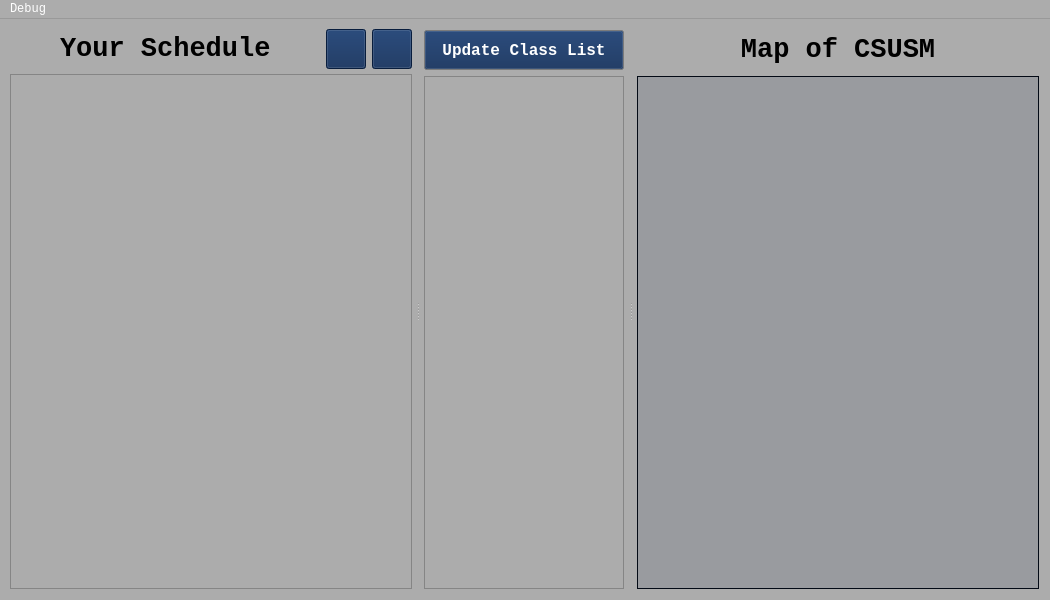
Old version of the form 370-project/mainwindow.ui in the repository rochanehurst/CS370-Team3.
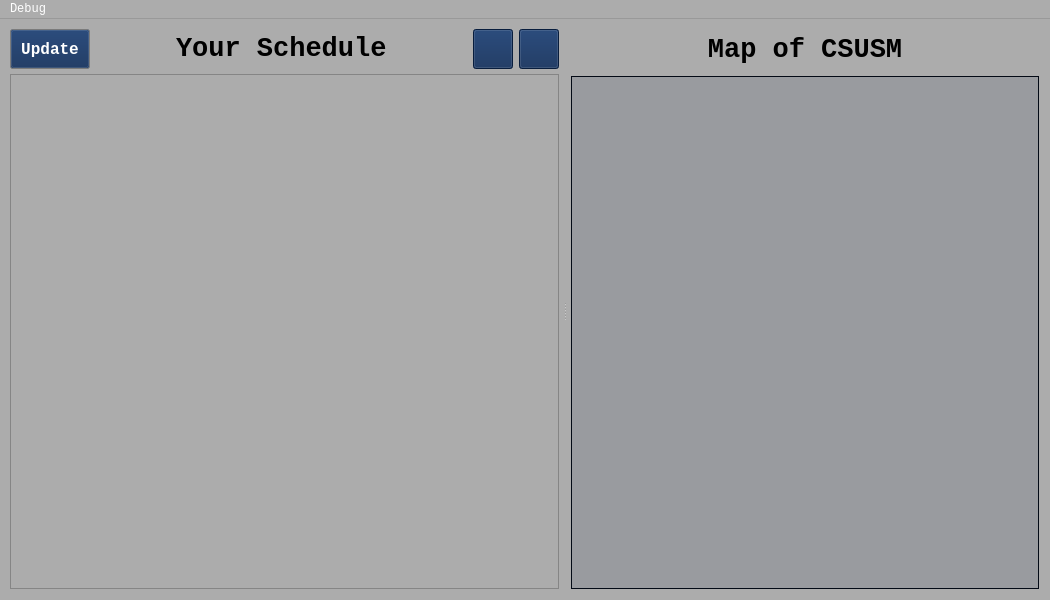
New version of the form. Icons and pictures are not drawn.

Commit message: Deleted Warning system

Patch:
```diff
--- a/370-project/mainwindow.ui
+++ b/370-project/mainwindow.ui
@@ -1049,6 +1049,44 @@
           <property name="spacing">
            <number>6</number>
           </property>
+          <item>
+           <widget class="QPushButton" name="update_class_list">
+            <property name="sizePolicy">
+             <sizepolicy hsizetype="Preferred" vsizetype="Fixed">
+              <horstretch>0</horstretch>
+              <verstretch>0</verstretch>
+             </sizepolicy>
+            </property>
+            <property name="minimumSize">
+             <size>
+              <width>0</width>
+              <height>40</height>
+             </size>
+            </property>
+            <property name="maximumSize">
+             <size>
+              <width>200</width>
+              <height>16777215</height>
+             </size>
+            </property>
+            <property name="font">
+             <font>
+              <family>Courier New</family>
+              <pointsize>12</pointsize>
+              <bold>true</bold>
+             </font>
+            </property>
+            <property name="cursor">
+             <cursorShape>PointingHandCursor</cursorShape>
+            </property>
+            <property name="toolTip">
+             <string>&lt;html&gt;&lt;head/&gt;&lt;body&gt;&lt;p&gt;&lt;span style=&quot; font-size:9pt;&quot;&gt;Debug Button&lt;/span&gt;&lt;/p&gt;&lt;/body&gt;&lt;/html&gt;</string>
+            </property>
+            <property name="text">
+             <string>Update</string>
+            </property>
+           </widget>
+          </item>
           <item>
            <spacer name="horizontalSpacer_2">
             <property name="orientation">
@@ -1251,7 +1289,7 @@
             <rect>
              <x>0</x>
              <y>0</y>
-             <width>400</width>
+             <width>506</width>
              <height>513</height>
             </rect>
            </property>
@@ -1275,121 +1313,6 @@
         </item>
        </layout>
       </widget>
-      <widget class="QWidget" name="verticalLayoutWidget">
-       <layout class="QVBoxLayout" name="warning_layout" stretch="0,1">
-        <property name="sizeConstraint">
-         <enum>QLayout::SizeConstraint::SetMaximumSize</enum>
-        </property>
-        <property name="leftMargin">
-         <number>5</number>
-        </property>
-        <property name="topMargin">
-         <number>5</number>
-        </property>
-        <property name="rightMargin">
-         <number>5</number>
-        </property>
-        <property name="bottomMargin">
-         <number>5</number>
-        </property>
-        <item alignment="Qt::AlignmentFlag::AlignHCenter|Qt::AlignmentFlag::AlignVCenter">
-         <widget class="QPushButton" name="update_class_list">
-          <property name="sizePolicy">
-           <sizepolicy hsizetype="Fixed" vsizetype="Fixed">
-            <horstretch>0</horstretch>
-            <verstretch>0</verstretch>
-           </sizepolicy>
-          </property>
-          <property name="minimumSize">
-           <size>
-            <width>200</width>
-            <height>40</height>
-           </size>
-          </property>
-          <property name="maximumSize">
-           <size>
-            <width>200</width>
-            <height>16777215</height>
-           </size>
-          </property>
-          <property name="font">
-           <font>
-            <family>Courier New</family>
-            <pointsize>12</pointsize>
-            <bold>true</bold>
-           </font>
-          </property>
-          <property name="cursor">
-           <cursorShape>PointingHandCursor</cursorShape>
-          </property>
-          <property name="toolTip">
-           <string>&lt;html&gt;&lt;head/&gt;&lt;body&gt;&lt;p&gt;&lt;span style=&quot; font-size:9pt;&quot;&gt;Debug Button&lt;/span&gt;&lt;/p&gt;&lt;/body&gt;&lt;/html&gt;</string>
-          </property>
-          <property name="text">
-           <string>Update Class List</string>
-          </property>
-         </widget>
-        </item>
-        <item>
-         <widget class="QScrollArea" name="warning_container">
-          <property name="sizePolicy">
-           <sizepolicy hsizetype="Fixed" vsizetype="Expanding">
-            <horstretch>0</horstretch>
-            <verstretch>0</verstretch>
-           </sizepolicy>
-          </property>
-          <property name="minimumSize">
-           <size>
-            <width>200</width>
-            <height>200</height>
-           </size>
-          </property>
-          <property name="maximumSize">
-           <size>
-            <width>200</width>
-            <height>16777215</height>
-           </size>
-          </property>
-          <property name="widgetResizable">
-           <bool>true</bool>
-          </property>
-          <widget class="QWidget" name="warning_scroll_area">
-           <property name="geometry">
-            <rect>
-             <x>0</x>
-             <y>0</y>
-             <width>198</width>
-             <height>513</height>
-            </rect>
-           </property>
-           <property name="sizePolicy">
-            <sizepolicy hsizetype="Expanding" vsizetype="Expanding">
-             <horstretch>0</horstretch>
-             <verstretch>0</verstretch>
-            </sizepolicy>
-           </property>
-           <property name="minimumSize">
-            <size>
-             <width>195</width>
-             <height>0</height>
-            </size>
-           </property>
-           <property name="maximumSize">
-            <size>
-             <width>16777215</width>
-             <height>16777215</height>
-            </size>
-           </property>
-           <layout class="QVBoxLayout" name="verticalLayout_2">
-            <item>
-             <layout class="QVBoxLayout" name="warninglist"/>
-            </item>
-           </layout>
-          </widget>
-         </widget>
-        </item>
-       </layout>
-      </widget>
       <widget class="QWidget" name="verticalLayoutWidget_3">
        <layout class="QVBoxLayout" name="map_layout" stretch="0,1">
         <property name="leftMargin">
@@ -1404,7 +1327,7 @@
         <property name="bottomMargin">
          <number>5</number>
         </property>
-        <item alignment="Qt::AlignmentFlag::AlignHCenter|Qt::AlignmentFlag::AlignTop">
+        <item>
          <widget class="QLabel" name="CSUSM_label">
           <property name="sizePolicy">
            <sizepolicy hsizetype="Preferred" vsizetype="Fixed">
```
Left out of the diff: 9 changed lines with no effect on the pictures. The commit also changes 8 other files.
